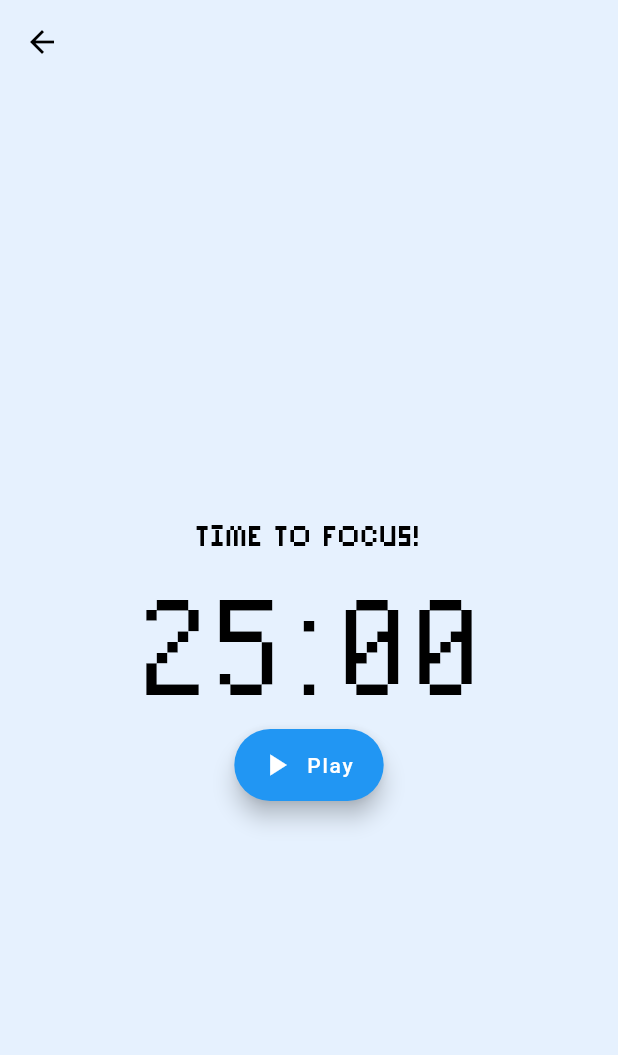
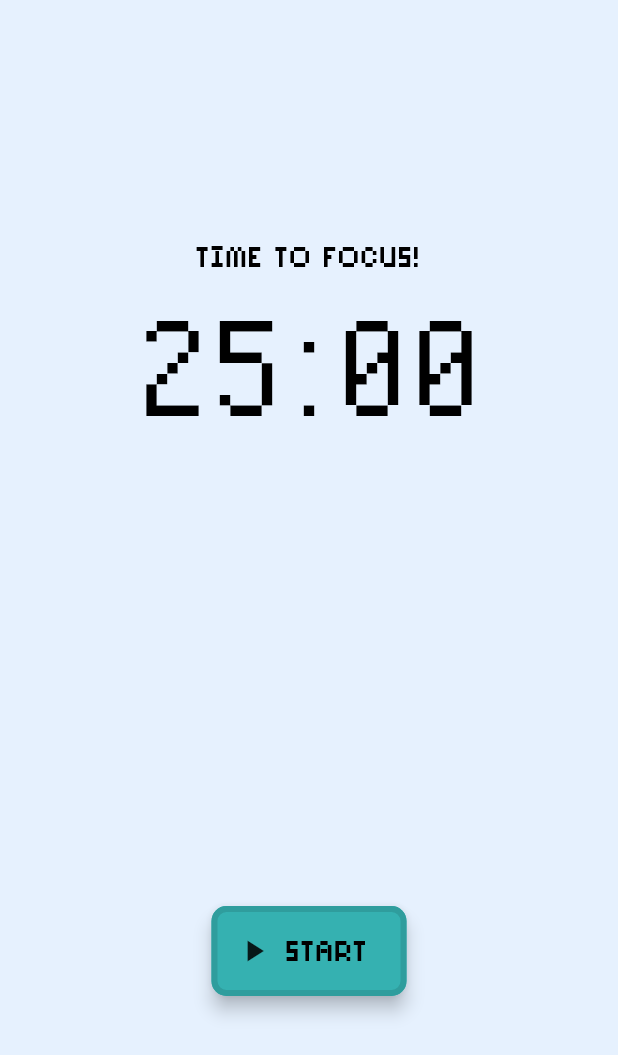
Before and after one commit to lalalawson/atech-orbital, a Flutter app: the TimerPage screen opened by its route, after a tap on "Let's get started!", on a phone screen of 412 x 824 dp. Shown: the top 1055 px of the screen. Run offline on Flutter 3.47's test engine with Material 2 defaults, Android fonts, the phone set to English and light mode, and no system bars; our stand-ins replace animated_text_kit, cloud_firestore, firebase_auth, modal_progress_hud, timer_count_down; missing offline and left inert: flutter_list_drag_and_drop; accounts and stored records are empty.

Commit message:
timer functionality is set-up. duration is intentionally set to 4seconds despite supposed timing for debugging purposess

```diff
--- a/lib/timerpage/TimerPage.dart
+++ b/lib/timerpage/TimerPage.dart
@@ -107,6 +107,7 @@ class _TimerPageState extends State<TimerPage> {
                 MaterialPageRoute(
                     builder: (context) => CountDownTimer(
                           timeDuration: focusTime,
+                          restTime: restTime,
                         )),
               );
             },
--- a/lib/timerpage/countdown.dart
+++ b/lib/timerpage/countdown.dart
@@ -1,7 +1,9 @@
+import 'package:flutter/cupertino.dart';
 import 'package:flutter/material.dart';
 import 'package:purrductive/const/appbar.dart';
 import 'package:purrductive/const/colors.dart';
 import 'package:purrductive/timerpage/CustomTimerPainter.dart';
+import 'package:purrductive/timerpage/timer_end_dialog.dart';
 import 'package:purrductive/timerpage/timer_settings.dart';
 
 class CountDownTimer extends StatefulWidget {
@@ -9,32 +11,41 @@ class CountDownTimer extends StatefulWidget {
   _CountDownTimerState createState() => _CountDownTimerState();
 
   final int timeDuration;
+  final int restTime;
 
-  CountDownTimer({this.timeDuration});
+  CountDownTimer({this.timeDuration, this.restTime});
 }
 
 class _CountDownTimerState extends State<CountDownTimer>
     with TickerProviderStateMixin {
-//  int focusTime = 25;
-//  int restTime = 5;
   AnimationController controller;
-
-//  void getFocusTime(int time) {
-//    focusTime = time;
-//  }
+  bool hasStarted = false;
 
   String get timerString {
     Duration duration = controller.duration * controller.value;
     return '${duration.inMinutes}:${(duration.inSeconds % 60).toString().padLeft(2, '0')}';
   }
 
+//minutes: widget.timeDuration
   @override
   void initState() {
     super.initState();
     controller = AnimationController(
       vsync: this,
-      duration: Duration(minutes: widget.timeDuration),
+      duration: Duration(seconds: 4),
     );
+    controller.addStatusListener((status) {
+      if (status == AnimationStatus.dismissed) {
+        showDialog(
+            context: context,
+            builder: (BuildContext context) {
+              return TimerEndDialog(
+                timeToCoins: widget.timeDuration,
+                restTime: widget.restTime,
+              );
+            });
+      }
+    });
   }
 
   @override
@@ -43,10 +54,18 @@ class _CountDownTimerState extends State<CountDownTimer>
     super.dispose();
   }
 
+  Widget startingText(String text) {
+    hasStarted = true;
+    return Text(
+      '$text:00',
+      style: TextStyle(
+          fontFamily: 'PixelOperator', fontSize: 112.0, color: Colors.black),
+    );
+  }
+
   @override
   Widget build(BuildContext context) {
     return Scaffold(
-      appBar: MyAppBar(),
       backgroundColor: silverwhite,
       body: AnimatedBuilder(
           animation: controller,
@@ -54,8 +73,8 @@ class _CountDownTimerState extends State<CountDownTimer>
             return Padding(
               padding: EdgeInsets.all(8.0),
               child: Column(
-                mainAxisAlignment: MainAxisAlignment.center,
-                crossAxisAlignment: CrossAxisAlignment.center,
+                mainAxisAlignment: MainAxisAlignment.spaceAround,
+                //crossAxisAlignment: CrossAxisAlignment.center,
                 children: <Widget>[
                   Center(
                     child: Column(
@@ -67,19 +86,19 @@ class _CountDownTimerState extends State<CountDownTimer>
                               fontSize: 20.0,
                               color: Colors.black),
                         ),
-                        AnimatedBuilder(
+                        hasStarted
+                            ? AnimatedBuilder(
                                 animation: controller,
                                 builder: (BuildContext context, Widget child) {
                                   return Text(
-                                controller.isAnimating
-                                    ? timerString
-                                    : '${widget.timeDuration}:00',
+                                    timerString,
                                     style: TextStyle(
                                         fontFamily: 'PixelOperator',
                                         fontSize: 112.0,
                                         color: Colors.black),
                                   );
-                            }),
+                                })
+                            : startingText(widget.timeDuration.toString()),
                       ],
                     ),
                   ),
@@ -87,8 +106,21 @@ class _CountDownTimerState extends State<CountDownTimer>
                   AnimatedBuilder(
                     animation: controller,
                     builder: (context, child) {
-                        return FloatingActionButton.extended(
+                      return Container(
+                        height: 60.0,
+                        width: 130.0,
+                        child: RaisedButton(
+                          color: cyan,
+                          elevation: 5.0,
+                          shape: RoundedRectangleBorder(
+                            borderRadius: BorderRadius.circular(10.0),
+                            side: BorderSide(
+                              width: 4,
+                              color: darkCyan,
+                            ),
+                          ),
                           onPressed: () {
+                            setState(() {
                               if (controller.isAnimating)
                                 controller.stop();
                               else {
@@ -97,13 +129,29 @@ class _CountDownTimerState extends State<CountDownTimer>
                                         ? 1.0
                                         : controller.value);
                               }
+                            });
                           },
-                            icon: Icon(controller.isAnimating
+                          child: Row(
+                            children: [
+                              Icon(controller.isAnimating
                                   ? Icons.pause
                                   : Icons.play_arrow),
-                            label: Text(
-                                controller.isAnimating ? "Pause" : "Play"));
-                      }),
+                              SizedBox(
+                                width: 10.0,
+                              ),
+                              Text(
+                                controller.isAnimating ? "Pause" : "Start",
+                                style: TextStyle(
+                                    fontFamily: 'pixelsix',
+                                    fontSize: 20.0,
+                                    color: Colors.black),
+                              ),
+                            ],
+                          ),
+                        ),
+                      );
+                    },
+                  ),
                 ],
               ),
             );
@@ -111,89 +159,3 @@ class _CountDownTimerState extends State<CountDownTimer>
     );
   }
 }
-
-//body: AnimatedBuilder(
-//animation: controller,
-//builder: (context, child) {
-//return Padding(
-//padding: EdgeInsets.all(8.0),
-//child: Column(
-//mainAxisAlignment: MainAxisAlignment.spaceBetween,
-//children: <Widget>[
-//Expanded(
-//child: Align(
-//alignment: FractionalOffset.center,
-//child: AspectRatio(
-//aspectRatio: 1.0,
-//child: Stack(
-//children: <Widget>[
-//Positioned.fill(
-//child: AnimatedBuilder(
-//animation: controller,
-//builder: (BuildContext context, Widget child) {
-//return CustomPaint(
-//painter: CustomTimerPainter(
-//animation: controller,
-//backgroundColor: Colors.white,
-//color: Colors.black,
-//));
-//},
-//),
-//),
-//Align(
-//alignment: FractionalOffset.topCenter,
-//child: Column(
-//mainAxisAlignment: MainAxisAlignment.center,
-//crossAxisAlignment: CrossAxisAlignment.center,
-//children: <Widget>[
-//Text(
-//"Count Down Timer",
-//style: TextStyle(
-//fontFamily: 'pixelsix',
-//fontSize: 20.0,
-//color: Colors.black),
-//),
-//AnimatedBuilder(
-//animation: controller,
-//builder:
-//(BuildContext context, Widget child) {
-//return Text(
-//timerString,
-//style: TextStyle(
-//fontFamily: 'PixelOperator',
-//fontSize: 112.0,
-//color: Colors.black),
-//);
-//}),
-//],
-//),
-//),
-//],
-//),
-//),
-//),
-//),
-//AnimatedBuilder(
-//animation: controller,
-//builder: (context, child) {
-//return FloatingActionButton.extended(
-//onPressed: () {
-//if (controller.isAnimating)
-//controller.stop();
-//else {
-//controller.reverse(
-//from: controller.value == 0.0
-//? 1.0
-//    : controller.value);
-//}
-//},
-//icon: Icon(controller.isAnimating
-//? Icons.pause
-//    : Icons.play_arrow),
-//label: Text(
-//controller.isAnimating ? "Pause" : "Play"));
-//}),
-//],
-//),
-//);
-//}),
```
Also changed, not shown: lib/timerpage/rest_page.dart (added, +264 -0 lines), lib/timerpage/timer_end_dialog.dart (added, +49 -0 lines). Lines whose indentation alone changed are shown as unchanged.
